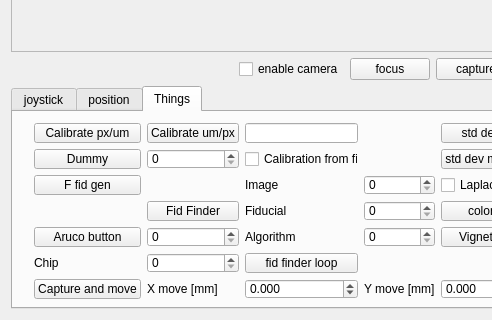
Old version of the form magrathea.ui in the repository gitHleon/magrathea; both pictures show x 0 to 492 and y 480 to 800 of the 1400 by 800 pixel window.
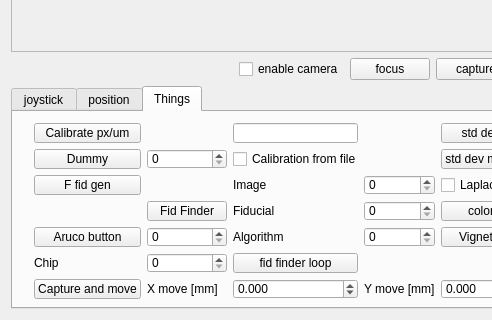
New version of the form.

```diff
--- a/magrathea.ui
+++ b/magrathea.ui
@@ -554,13 +554,6 @@
             </property>
            </widget>
           </item>
-          <item row="0" column="1">
-           <widget class="QPushButton" name="Calib_button_2">
-            <property name="text">
-             <string>Calibrate um/px</string>
-            </property>
-           </widget>
-          </item>
           <item row="3" column="4">
            <widget class="QPushButton" name="color_button">
             <property name="text">
```
